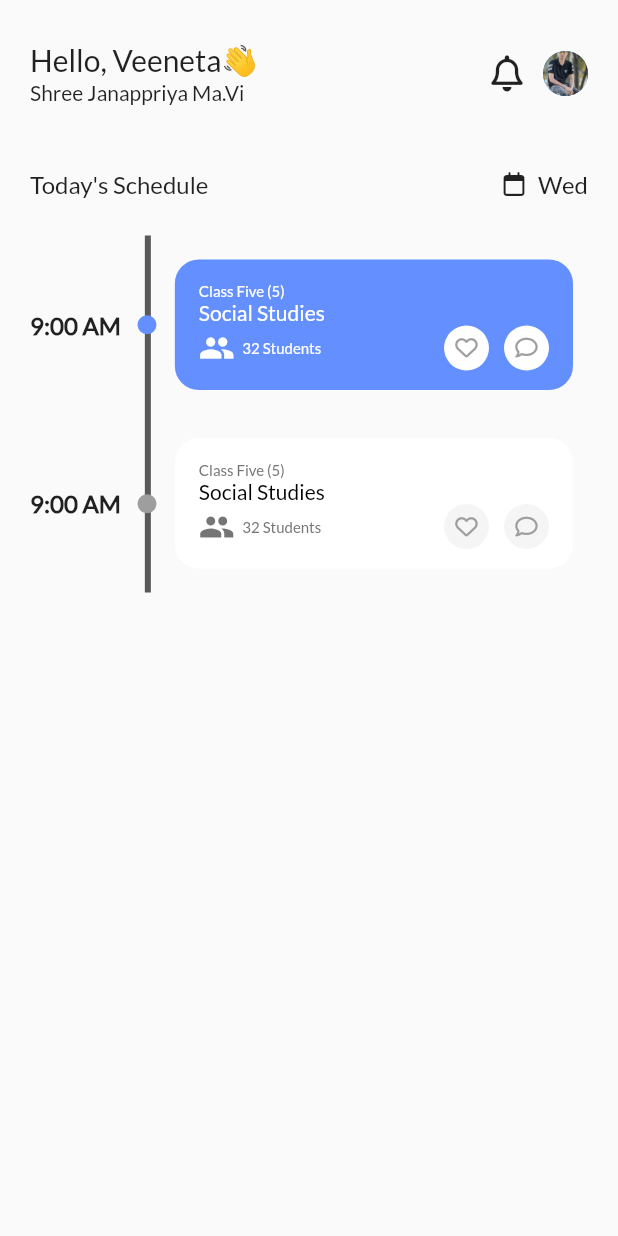
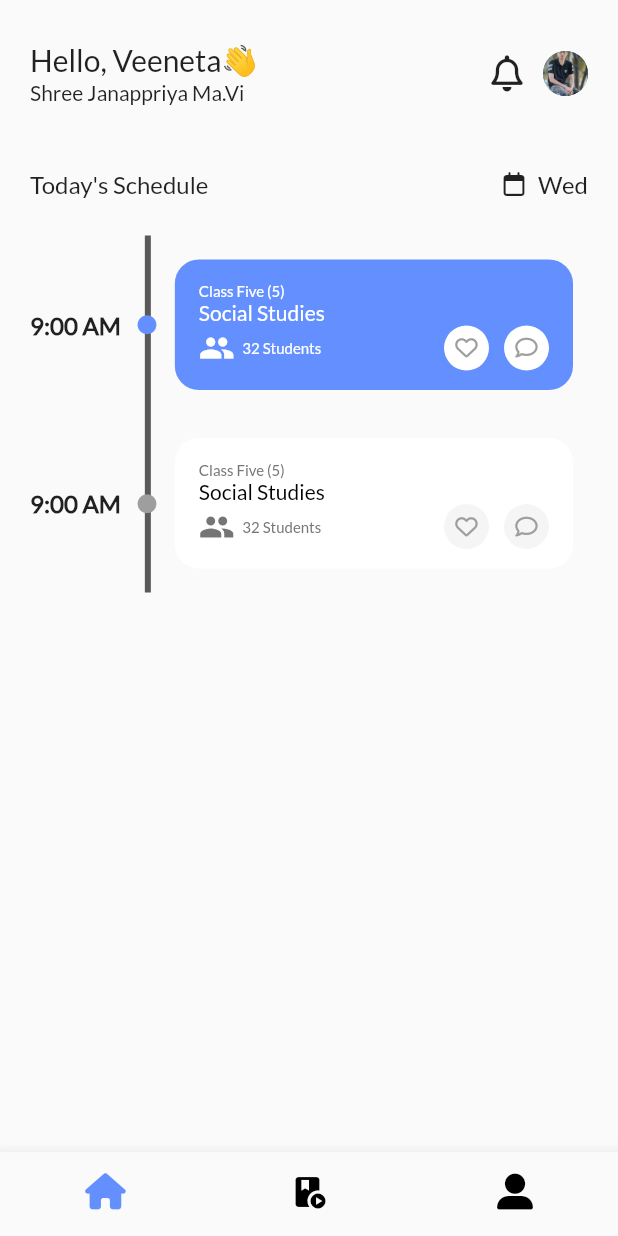
Before and after one commit to saha-yatri/mobile-frontend, a Flutter app: the screen it shows after launch, after a tap on "Login", on a phone screen of 412 x 824 dp. Run offline on Flutter 3.47's test engine with Material 2 defaults, Android fonts, the phone set to English and light mode, and no system bars; our stand-ins replace animated_splash_screen, flutter_svg, font_awesome_flutter.

Commit message:
buttom nabbar added

```diff
--- /dev/null
+++ b/lib/accountScreen.dart
@@ -0,0 +1,15 @@
+import 'package:flutter/material.dart';
+import 'package:flutter/src/widgets/container.dart';
+import 'package:flutter/src/widgets/framework.dart';
+
+class Account extends StatelessWidget {
+  const Account({super.key});
+
+  @override
+  Widget build(BuildContext context) {
+    return Scaffold(
+        body: Center(
+      child: Text('account'),
+    ));
+  }
+}
--- /dev/null
+++ b/lib/buttomNavbar.dart
@@ -0,0 +1,60 @@
+import 'package:flutter/material.dart';
+import 'package:font_awesome_flutter/font_awesome_flutter.dart';
+import 'package:procative_indicator/accountScreen.dart';
+import 'package:procative_indicator/homePage.dart';
+import 'package:procative_indicator/trainingScree.dart';
+import 'package:flutter_svg/flutter_svg.dart';
+
+class ButtomNavBar extends StatefulWidget {
+  const ButtomNavBar({super.key});
+
+  @override
+  State<ButtomNavBar> createState() => _ButtomNavBarState();
+}
+
+class _ButtomNavBarState extends State<ButtomNavBar> {
+  int _currentIndex = 0;
+  List<Widget> _pages = <Widget>[
+    HomePage(),
+    Training(),
+    Account(),
+  ];
+
+  @override
+  Widget build(BuildContext context) {
+    return Scaffold(
+      body: SafeArea(
+        top: false,
+        child: IndexedStack(
+          index: _currentIndex,
+          children: _pages,
+        ),
+      ),
+      bottomNavigationBar: BottomNavigationBar(
+        showSelectedLabels: false,
+        showUnselectedLabels: false,
+        currentIndex: _currentIndex,
+        selectedItemColor: Color(0xff638FFF),
+        unselectedItemColor: Colors.black,
+        unselectedFontSize: 20,
+        onTap: (int index) {
+          setState(() {
+            _currentIndex = index;
+          });
+        },
+        items: [
+          BottomNavigationBarItem(
+            label: "Home",
+            icon: Icon(FontAwesomeIcons.homeAlt),
+          ),
+          BottomNavigationBarItem(
+              label: "Training", icon: Icon(Icons.play_lesson)),
+          BottomNavigationBarItem(
+            label: "Account",
+            icon: Icon(FontAwesomeIcons.userAlt),
+          ),
+        ],
+      ),
+    );
+  }
+}
--- a/lib/homePage.dart
+++ b/lib/homePage.dart
@@ -8,10 +8,14 @@ import 'package:procative_indicator/studentListPage.dart';
 import 'package:procative_indicator/widgets/customAppbar.dart';
 import 'package:procative_indicator/widgets/peroidRowCard.dart';
 
-class HomePage extends StatelessWidget {
+class HomePage extends StatefulWidget {
   HomePage({super.key});
-  // final GlobalKey<ScaffoldState> _scaffoldKey = new GlobalKey<ScaffoldState>();
 
+  @override
+  State<HomePage> createState() => _HomePageState();
+}
+
+class _HomePageState extends State<HomePage> {
   @override
   Widget build(BuildContext context) {
     return Scaffold(
--- a/lib/main.dart
+++ b/lib/main.dart
@@ -1,5 +1,6 @@
 import 'package:flutter/material.dart';
 import 'package:font_awesome_flutter/font_awesome_flutter.dart';
+import 'package:procative_indicator/buttomNavbar.dart';
 import 'package:procative_indicator/homePage.dart';
 import 'package:animated_splash_screen/animated_splash_screen.dart';
 import 'quotes.dart';
@@ -75,8 +76,10 @@ class LoginPage extends StatelessWidget {
                           horizontal: 40.0, vertical: 15),
                     ),
                     onPressed: () {
-                      Navigator.push(context,
-                          MaterialPageRoute(builder: (context) => HomePage()));
+                      Navigator.push(
+                          context,
+                          MaterialPageRoute(
+                              builder: (context) => ButtomNavBar()));
                     },
                     child: Text("Login")),
               ),
--- /dev/null
+++ b/lib/trainingScree.dart
@@ -0,0 +1,15 @@
+import 'package:flutter/material.dart';
+import 'package:flutter/src/widgets/container.dart';
+import 'package:flutter/src/widgets/framework.dart';
+
+class Training extends StatelessWidget {
+  const Training({super.key});
+
+  @override
+  Widget build(BuildContext context) {
+    return Scaffold(
+        body: Center(
+      child: Text('training'),
+    ));
+  }
+}
--- a/pubspec.yaml
+++ b/pubspec.yaml
@@ -39,6 +39,7 @@ dependencies:
 
   shared_preferences: ^2.0.17
   animated_splash_screen: ^1.3.0
+  flutter_svg: ^1.1.6
 
 dev_dependencies:
   flutter_test:
@@ -64,7 +65,7 @@ flutter:
   # To add assets to your application, add an assets section, like this:
   assets:
     - assets/images/
-  #   - images/a_dot_ham.jpeg
+    - assets/icons/
 
   # An image asset can refer to one or more resolution-specific "variants", see
   # https://flutter.dev/assets-and-images/#resolution-aware
```
Also changed, not shown: assets/icons/train.svg (added), assets/images/train.png (added), pubspec.lock.
